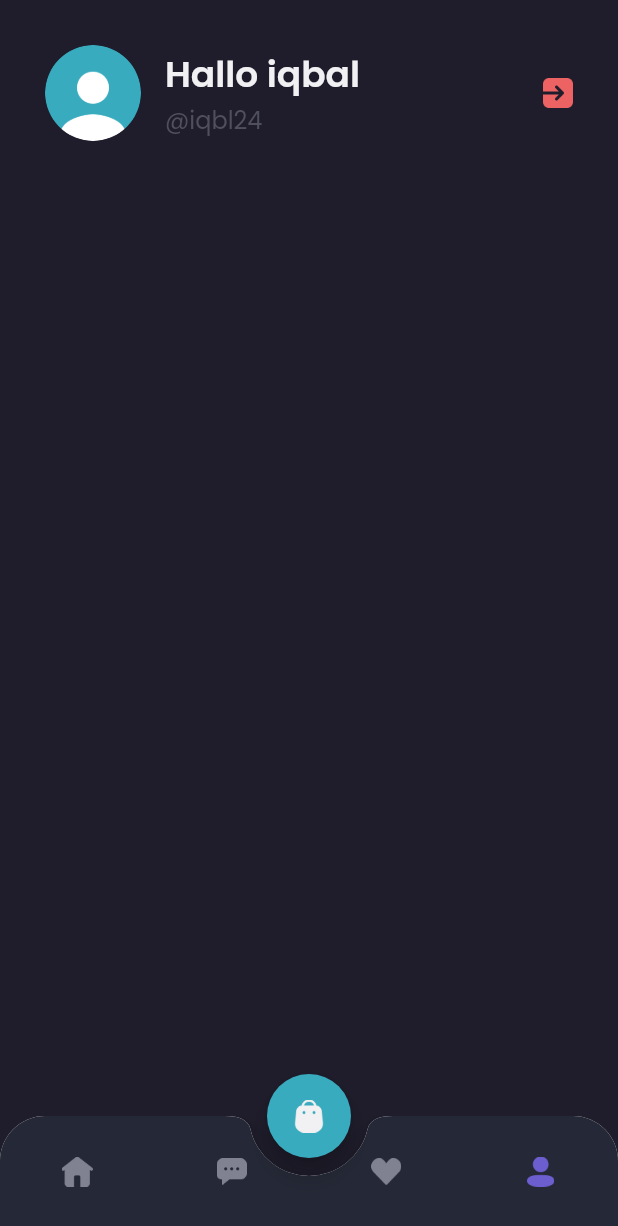
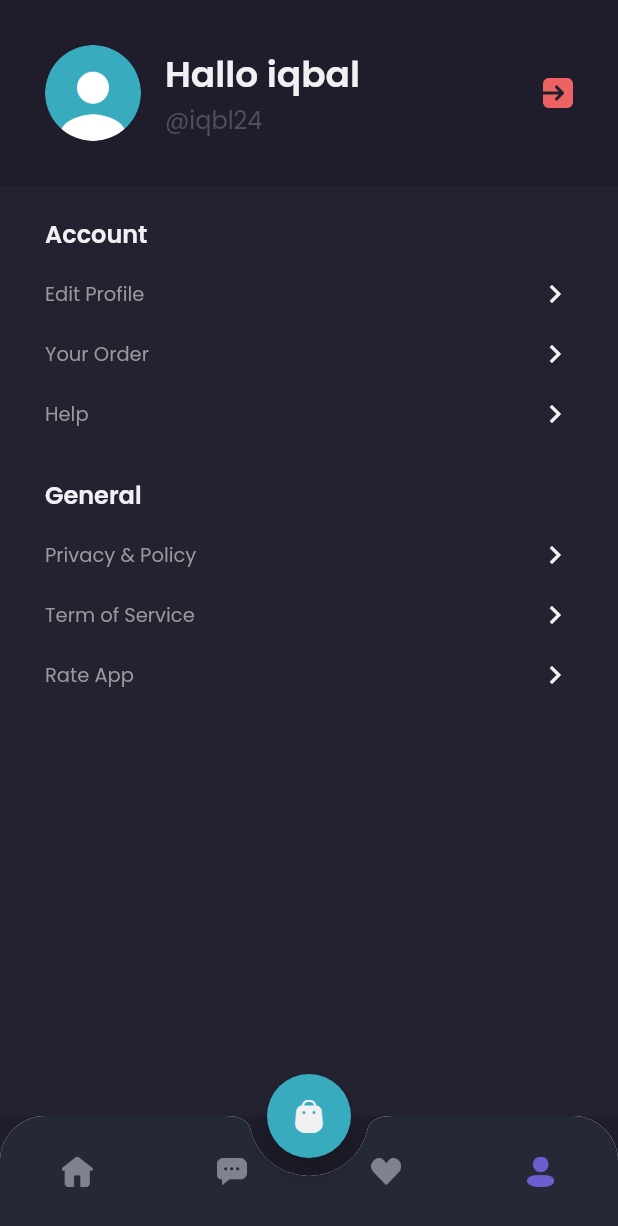
Before and after one commit to mhdiqbl/ecomercesepatu, a Flutter app: the MainPage screen opened by its route, item 4 of the bottom bar chosen, on a phone screen of 412 x 824 dp. Shown: the top 1226 px of the screen. Run offline on Flutter 3.47's test engine with Material 2 defaults, Android fonts, the phone set to English and light mode, and no system bars; our stand-ins replace google_fonts.

Commit message:
Slicing Profile Page Bagian Content

```diff
--- a/lib/pages/home/profile_page.dart
+++ b/lib/pages/home/profile_page.dart
@@ -39,16 +39,18 @@ class ProfilePage extends StatelessWidget {
                         fontWeight: semiBold,
                       ),
                     ),
-                    Text('@iqbl24',
-                    style: subtitletTextStyle.copyWith(
-                      fontSize: 16,
-                    ),
+                    Text(
+                      '@iqbl24',
+                      style: subtitletTextStyle.copyWith(
+                        fontSize: 16,
+                      ),
                     ),
                   ],
                 ),
               ),
-              Image.asset('assets/button_exit.png',
-              width: 20,
+              Image.asset(
+                'assets/button_exit.png',
+                width: 20,
               ),
             ],
           ),
@@ -56,9 +58,74 @@ class ProfilePage extends StatelessWidget {
       );
     }
 
+    Widget menuItem(String text) {
+      return Container(
+        margin: EdgeInsets.only(top: 16),
+        child: Row(
+          mainAxisAlignment: MainAxisAlignment.spaceBetween,
+          children: [
+            Text(text,
+            style: secondaryTextStyle.copyWith(
+              fontSize: 13,
+            ),
+            ),
+            Icon(Icons.chevron_right,
+            color: primaryTextColor,
+            ),
+          ],
+        ),
+      );
+    }
+
+    Widget content() {
+      return Expanded(
+        child: Container(
+          padding: EdgeInsets.symmetric(
+            horizontal: defaultMargin,
+          ),
+          width: double.infinity, //agar warna pd column tdk hilang
+          decoration: BoxDecoration(
+            color: backgroundColor3,
+          ),
+          child: Column(
+            crossAxisAlignment: CrossAxisAlignment.start,
+            children: [
+              SizedBox(
+                height: 20,
+              ),
+              Text(
+                'Account',
+                style: primaryTextStyle.copyWith(
+                  fontSize: 16,
+                  fontWeight: semiBold,
+                ),
+              ),
+              menuItem('Edit Profile'),
+              menuItem('Your Order'),
+              menuItem('Help'),
+              SizedBox(
+                height: 30,
+              ),
+              Text(
+                'General',
+                style: primaryTextStyle.copyWith(
+                  fontSize: 16,
+                  fontWeight: semiBold,
+                ),
+              ),
+              menuItem('Privacy & Policy'),
+              menuItem('Term of Service'),
+              menuItem('Rate App'),
+            ],
+          ),
+        ),
+      );
+    }
+
     return Column(
       children: [
         header(),
+        content(),
       ],
     );
   }
```
